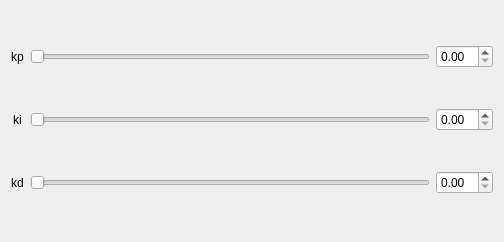
Qt form GUI Files/pid.ui (newmanjoel/UDrive) before a commit.
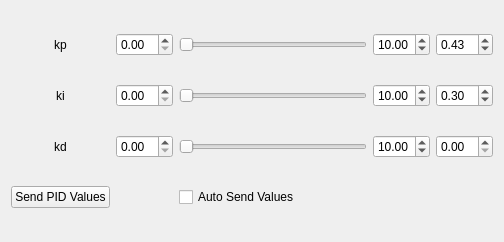
The same form after that commit.

The edit to the form file:
```diff
--- a/GUI Files/pid.ui
+++ b/GUI Files/pid.ui
@@ -14,17 +14,7 @@
    <string>PID Controller</string>
   </property>
   <layout class="QGridLayout" name="gridLayout">
-   <item row="0" column="0">
-    <widget class="QLabel" name="label_kp">
-     <property name="text">
-      <string>kp</string>
-     </property>
-     <property name="alignment">
-      <set>Qt::AlignCenter</set>
-     </property>
-    </widget>
-   </item>
-   <item row="0" column="1">
+   <item row="0" column="2">
     <widget class="QSlider" name="horizontalSlider_kp">
      <property name="maximum">
       <number>100</number>
@@ -43,11 +33,51 @@
      </property>
     </widget>
    </item>
-   <item row="0" column="2">
+   <item row="0" column="0">
+    <widget class="QLabel" name="label_kp">
+     <property name="text">
+      <string>kp</string>
+     </property>
+     <property name="alignment">
+      <set>Qt::AlignCenter</set>
+     </property>
+    </widget>
+   </item>
+   <item row="1" column="2">
+    <widget class="QSlider" name="horizontalSlider_ki">
+     <property name="maximum">
+      <number>100</number>
+     </property>
+     <property name="orientation">
+      <enum>Qt::Horizontal</enum>
+     </property>
+    </widget>
+   </item>
+   <item row="0" column="4">
     <widget class="QDoubleSpinBox" name="spinner_kp">
      <property name="inputMethodHints">
       <set>Qt::ImhNone</set>
      </property>
+     <property name="value">
+      <double>0.430000000000000</double>
+     </property>
+    </widget>
+   </item>
+   <item row="1" column="4">
+    <widget class="QDoubleSpinBox" name="spinner_ki">
+     <property name="value">
+      <double>0.300000000000000</double>
+     </property>
+    </widget>
+   </item>
+   <item row="2" column="0">
+    <widget class="QLabel" name="label_kd">
+     <property name="text">
+      <string>kd</string>
+     </property>
+     <property name="alignment">
+      <set>Qt::AlignCenter</set>
+     </property>
     </widget>
    </item>
    <item row="1" column="0">
@@ -60,41 +90,62 @@
      </property>
     </widget>
    </item>
+   <item row="2" column="4">
+    <widget class="QDoubleSpinBox" name="spinner_kd"/>
+   </item>
+   <item row="2" column="2">
+    <widget class="QSlider" name="horizontalSlider_kd">
+     <property name="maximum">
+      <number>100</number>
+     </property>
+     <property name="orientation">
+      <enum>Qt::Horizontal</enum>
+     </property>
+    </widget>
+   </item>
+   <item row="0" column="1">
+    <widget class="QDoubleSpinBox" name="doubleSpinBox"/>
+   </item>
+   <item row="3" column="0">
+    <widget class="QPushButton" name="pushButton">
+     <property name="text">
+      <string>Send PID Values</string>
+     </property>
+    </widget>
+   </item>
+   <item row="0" column="3">
+    <widget class="QDoubleSpinBox" name="doubleSpinBox_2">
+     <property name="value">
+      <double>10.000000000000000</double>
+     </property>
+    </widget>
+   </item>
    <item row="1" column="1">
-    <widget class="QSlider" name="horizontalSlider_ki">
-     <property name="maximum">
-      <number>100</number>
-     </property>
-     <property name="orientation">
-      <enum>Qt::Horizontal</enum>
-     </property>
-    </widget>
-   </item>
-   <item row="1" column="2">
-    <widget class="QDoubleSpinBox" name="spinner_ki"/>
-   </item>
-   <item row="2" column="0">
-    <widget class="QLabel" name="label_kd">
-     <property name="text">
-      <string>kd</string>
-     </property>
-     <property name="alignment">
-      <set>Qt::AlignCenter</set>
-     </property>
-    </widget>
+    <widget class="QDoubleSpinBox" name="doubleSpinBox_3"/>
    </item>
    <item row="2" column="1">
-    <widget class="QSlider" name="horizontalSlider_kd">
-     <property name="maximum">
-      <number>100</number>
+    <widget class="QDoubleSpinBox" name="doubleSpinBox_4"/>
+   </item>
+   <item row="1" column="3">
+    <widget class="QDoubleSpinBox" name="doubleSpinBox_5">
+     <property name="value">
+      <double>10.000000000000000</double>
      </property>
-     <property name="orientation">
-      <enum>Qt::Horizontal</enum>
+    </widget>
+   </item>
+   <item row="2" column="3">
+    <widget class="QDoubleSpinBox" name="doubleSpinBox_6">
+     <property name="value">
+      <double>10.000000000000000</double>
      </property>
     </widget>
    </item>
-   <item row="2" column="2">
-    <widget class="QDoubleSpinBox" name="spinner_kd"/>
+   <item row="3" column="2">
+    <widget class="QCheckBox" name="checkBox">
+     <property name="text">
+      <string>Auto Send Values</string>
+     </property>
+    </widget>
    </item>
   </layout>
  </widget>
```
